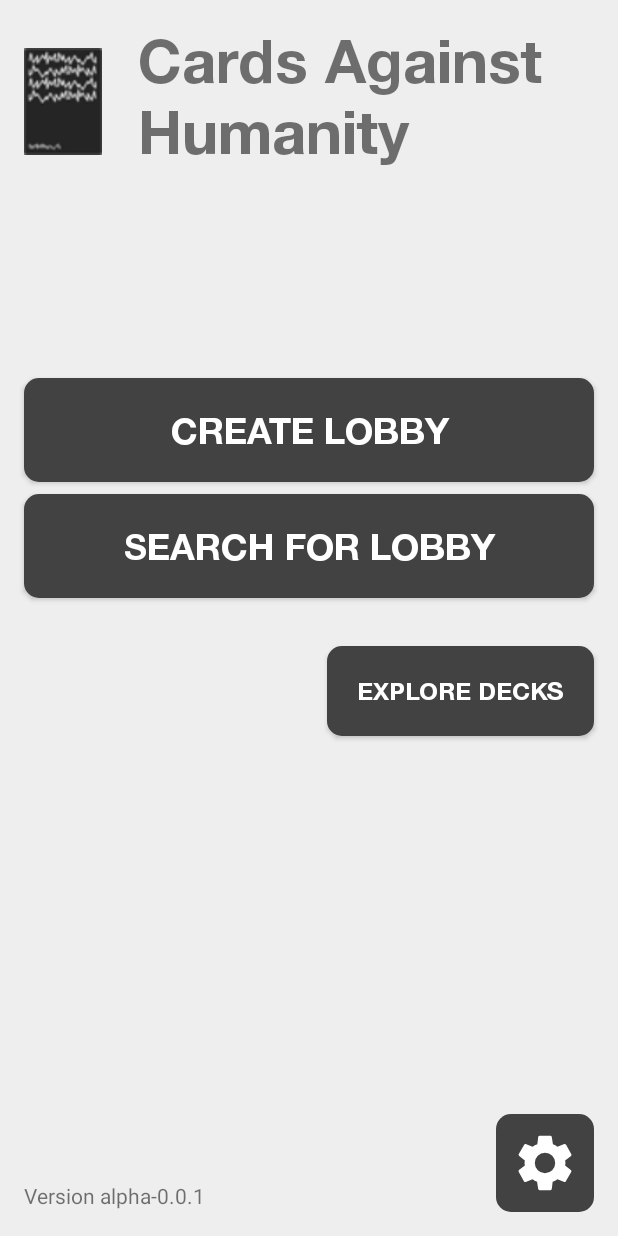
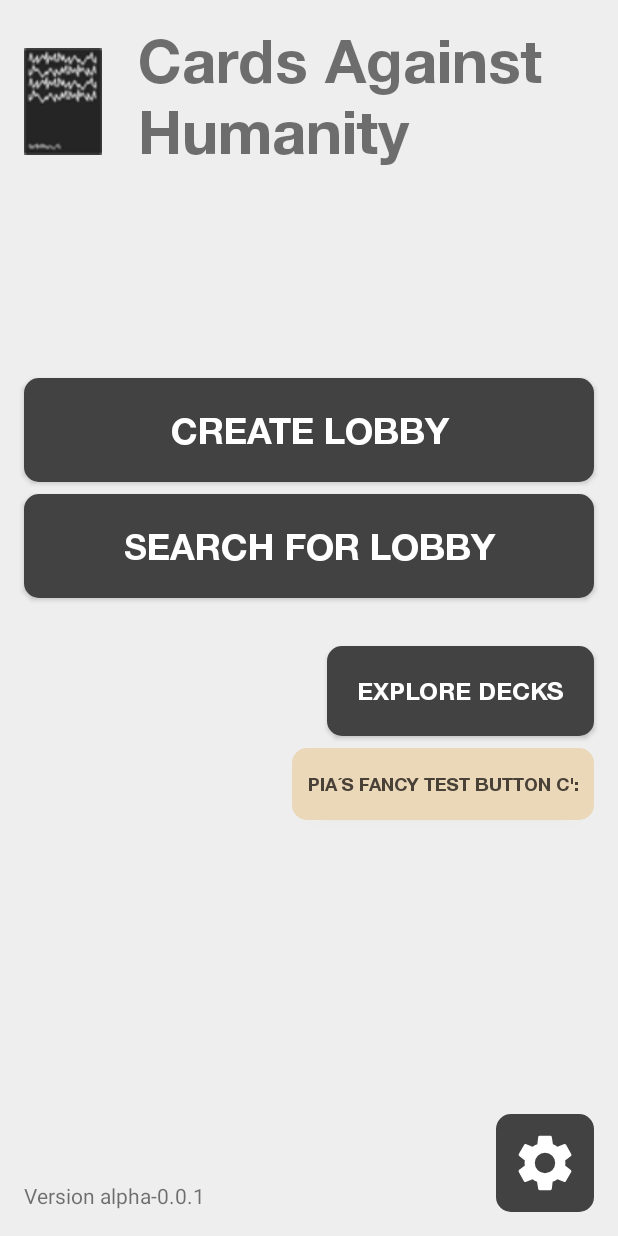
Before and after one commit to NotAWiz4rd/cah, an Android app: the screen it shows after launch (Main), on a phone screen of 412 x 824 dp. Run offline under Robolectric (Android 15) with nearby library versions, the phone set to English and light mode, and no system bars; our stand-ins replace Firebase (no records; nobody signed in at launch, a user with empty details on screens opened directly).

Commit message:
pia button

```diff
--- a/app/src/main/java/com/afms/cahgame/gui/activities/Main.java
+++ b/app/src/main/java/com/afms/cahgame/gui/activities/Main.java
@@ -24,6 +24,7 @@
     private Button btn_create_lobby;
     private Button btn_search_lobby;
     private Button btn_explore_decks;
+    private Button btn_piatest;
     private ImageButton btn_settings;
 
     private SharedPreferences settings;
@@ -57,6 +58,7 @@
         btn_search_lobby = findViewById(R.id.btn_main_searchLobby);
         btn_explore_decks = findViewById(R.id.btn_main_exploreDecks);
         btn_settings = findViewById(R.id.btn_main_settings);
+        btn_piatest = findViewById(R.id.btn_main_piatest);
 
         settingsDialog = new SettingsDialog();
     }
@@ -69,6 +71,9 @@
         });
         btn_search_lobby.setOnClickListener(event -> {
             Toast.makeText(this, "clicked " + btn_search_lobby.toString(), Toast.LENGTH_SHORT).show();
+        });
+        btn_piatest.setOnClickListener(event -> {
+            Toast.makeText(this, "clicked " + btn_piatest.toString(), Toast.LENGTH_SHORT).show();
         });
         btn_explore_decks.setOnClickListener(event -> {
             Toast.makeText(this, "clicked " + btn_explore_decks.toString(), Toast.LENGTH_SHORT).show();
--- /dev/null
+++ b/app/src/main/res/drawable/button_background_white.xml
@@ -0,0 +1,5 @@
+<?xml version="1.0" encoding="utf-8"?>
+<shape xmlns:android="http://schemas.android.com/apk/res/android">
+    <solid android:color="@color/cardBackgroundColorWhite" />
+    <corners android:radius="10dp" />
+</shape>
--- a/app/src/main/res/layout/activity_main.xml
+++ b/app/src/main/res/layout/activity_main.xml
@@ -34,6 +34,26 @@
             app:layout_constraintHorizontal_bias="1.0"
             app:layout_constraintStart_toStartOf="parent"
             app:layout_constraintTop_toBottomOf="@+id/btn_main_searchLobby" />
+
+
+        <Button
+            android:id="@+id/btn_main_piatest"
+            android:layout_width="wrap_content"
+            android:layout_height="wrap_content"
+            android:layout_marginStart="16dp"
+            android:layout_marginTop="8dp"
+            android:layout_marginEnd="16dp"
+            android:background="@drawable/button_background_white"
+            android:fontFamily="@font/helveticaneuebold"
+            android:padding="10dp"
+            android:text="Pia´s fancy test button c':"
+            android:textColor="@color/cardTextColorWhite"
+            android:textSize="12sp"
+            app:layout_constraintEnd_toEndOf="parent"
+            app:layout_constraintHorizontal_bias="1.0"
+            app:layout_constraintStart_toStartOf="parent"
+            app:layout_constraintTop_toBottomOf="@+id/btn_main_exploreDecks"
+            tools:ignore="HardcodedText" />
 
         <Button
             android:id="@+id/btn_main_searchLobby"
```
